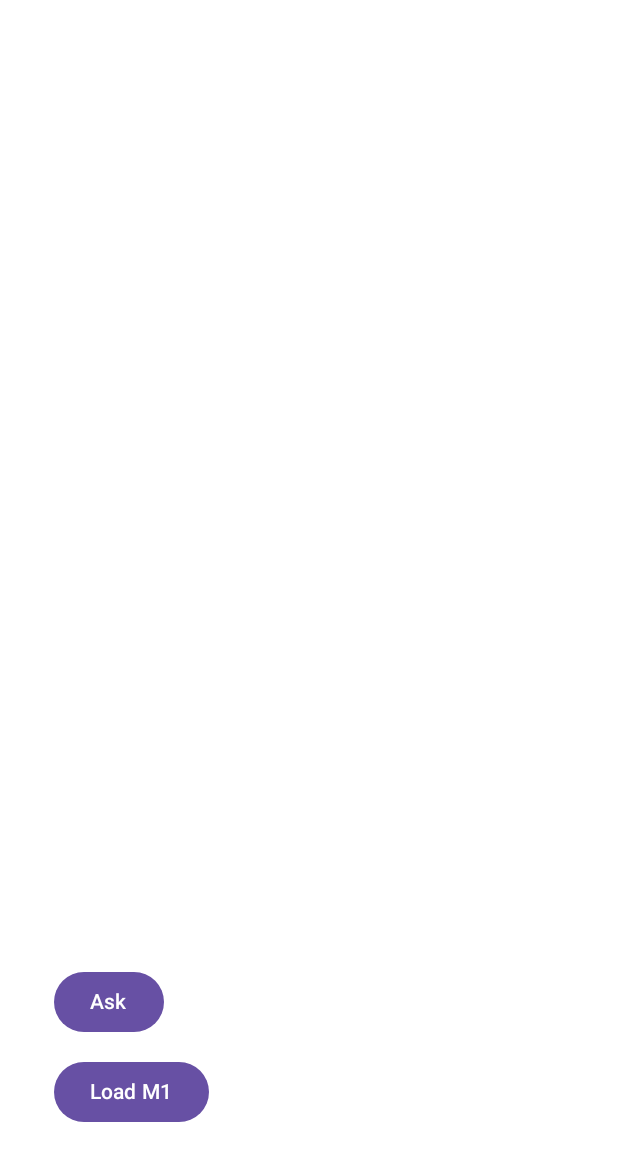
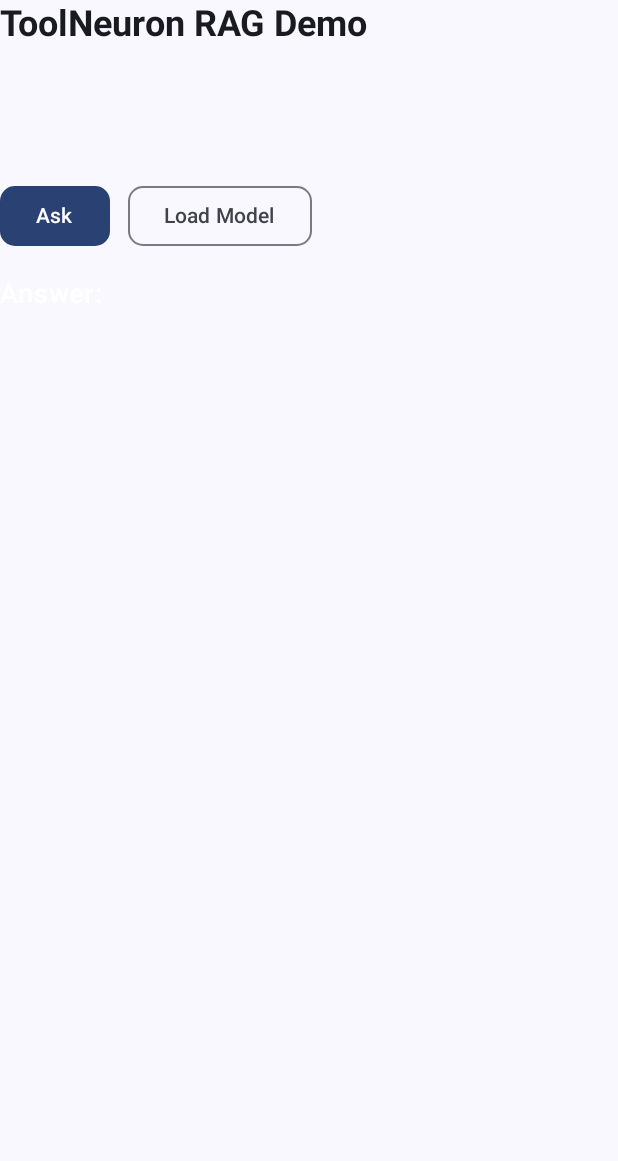
Before and after one commit to Siddhesh2377/Ai-Core, an Android app built with Jetpack Compose: the screen it shows after launch (MainActivity), on a phone screen of 412 x 824 dp. Shown: the top 1161 px of the screen. Run offline under Robolectric (Android 15) with nearby library versions, the phone set to English and light mode, and no system bars; 2 statements that could not run were skipped.

Commit message:
RAG in GGUF

```diff
--- a/app/src/main/java/com/mp/ai_core/MainActivity.kt
+++ b/app/src/main/java/com/mp/ai_core/MainActivity.kt
@@ -5,31 +5,24 @@ import android.util.Log
 import androidx.activity.ComponentActivity
 import androidx.activity.compose.setContent
 import androidx.activity.enableEdgeToEdge
-import androidx.compose.foundation.layout.Arrangement
-import androidx.compose.foundation.layout.Column
-import androidx.compose.foundation.layout.fillMaxSize
-import androidx.compose.foundation.layout.padding
+import androidx.compose.foundation.background
+import androidx.compose.foundation.layout.*
 import androidx.compose.foundation.rememberScrollState
+import androidx.compose.foundation.shape.RoundedCornerShape
 import androidx.compose.foundation.text.BasicTextField
 import androidx.compose.foundation.verticalScroll
-import androidx.compose.material3.Button
-import androidx.compose.material3.ExperimentalMaterial3Api
-import androidx.compose.material3.MaterialTheme
-import androidx.compose.material3.Text
-import androidx.compose.runtime.getValue
-import androidx.compose.runtime.mutableStateOf
-import androidx.compose.runtime.remember
-import androidx.compose.runtime.rememberCoroutineScope
-import androidx.compose.runtime.setValue
+import androidx.compose.material3.*
+import androidx.compose.runtime.*
+import androidx.compose.ui.Alignment
 import androidx.compose.ui.Modifier
+import androidx.compose.ui.graphics.Color
+import androidx.compose.ui.text.TextStyle
 import androidx.compose.ui.text.font.FontWeight
 import androidx.compose.ui.unit.dp
+import androidx.compose.ui.unit.sp
 import androidx.lifecycle.lifecycleScope
-import kotlinx.coroutines.CoroutineScope
-import kotlinx.coroutines.Dispatchers
-import kotlinx.coroutines.Job
-import kotlinx.coroutines.launch
-import kotlinx.coroutines.withContext
+import com.mp.ai_core.ui.theme.AiCoreTheme
+import kotlinx.coroutines.*
 import kotlin.math.sqrt
 
 class MainActivity : ComponentActivity() {
@@ -44,36 +37,48 @@ class MainActivity : ComponentActivity() {
         enableEdgeToEdge()
         initializeEmbeddings()
 
-
-
-        // init LLM (m1)
-
-
         setContent {
-            MaterialTheme {
+            AiCoreTheme{
                 var query by remember { mutableStateOf("") }
                 var answer by remember { mutableStateOf("") }
                 val scope = rememberCoroutineScope()
                 var job: Job? by remember { mutableStateOf(null) }
 
+                Scaffold {
                     Column(
                         modifier = Modifier
                             .fillMaxSize()
-                        .padding(36.dp)
+                            .padding(it)
                             .verticalScroll(rememberScrollState()),
-                    verticalArrangement = Arrangement.spacedBy(12.dp)
+                        verticalArrangement = Arrangement.spacedBy(16.dp)
                     ) {
+                        Text(
+                            text = "ToolNeuron RAG Demo",
+                            style = MaterialTheme.typography.headlineSmall.copy(
+                                fontWeight = FontWeight.Bold,
+                            )
+                        )
+
+                        // Query Box
                         BasicTextField(
                             value = query,
                             onValueChange = { query = it },
+                            textStyle = TextStyle(fontSize = 16.sp),
                             modifier = Modifier
-                            .fillMaxSize()
-                            .weight(1f)
+                                .fillMaxWidth()
+                                .height(56.dp)
+                                .padding(horizontal = 12.dp, vertical = 8.dp)
                         )
 
-                    Button(onClick = {
+                        // Buttons
+                        Row(
+                            horizontalArrangement = Arrangement.spacedBy(12.dp),
+                            verticalAlignment = Alignment.CenterVertically
+                        ) {
+                            Button(
+                                onClick = {
                                     if (query.isNotBlank()) {
-                            job?.cancel() // cancel previous stream if running
+                                        job?.cancel()
                                         answer = ""
                                         job = scope.launch {
                                             runRag(
@@ -87,15 +92,19 @@ class MainActivity : ComponentActivity() {
                                     } else {
                                         answer = "⚠️ Please enter a query"
                                     }
-                    }) {
+                                },
+                                shape = RoundedCornerShape(10.dp)
+                            ) {
                                 Text("Ask")
                             }
 
-                    Button(onClick = {
+                            OutlinedButton(
+                                onClick = {
                                     CoroutineScope(Dispatchers.IO).launch {
                                         val ok = native.initModel(
                                             path = m1,
-                                threads = Runtime.getRuntime().availableProcessors().coerceAtLeast(2) - 1,
+                                            threads = Runtime.getRuntime().availableProcessors()
+                                                .coerceAtLeast(2) - 1,
                                             gpuLayers = 10,
                                             useMMAP = true,
                                             useMLOCK = false,
@@ -107,11 +116,32 @@ class MainActivity : ComponentActivity() {
                                         )
                                         if (!ok) Log.e("AiCore", "Failed to init model at $m1")
                                     }
-                    }) {
-                        Text("Load M1")
+                                },
+                                shape = RoundedCornerShape(10.dp)
+                            ) {
+                                Text("Load Model")
+                            }
                         }
 
-                    Text(text = answer, fontWeight = FontWeight.Bold)
+                        // Answer Box
+                        Text(
+                            text = "Answer:",
+                            fontWeight = FontWeight.SemiBold,
+                            fontSize = 18.sp,
+                            color = Color.White
+                        )
+                        Box(
+                            modifier = Modifier
+                                .fillMaxWidth()
+                                .heightIn(min = 120.dp)
+                                .padding(12.dp)
+                        ) {
+                            Text(
+                                text = answer,
+                                fontSize = 16.sp,
+                            )
+                        }
+                    }
                 }
             }
         }
@@ -134,11 +164,10 @@ class MainActivity : ComponentActivity() {
             return null
         }
 
-        val topDocs = vectorStore.search(queryEmbedding, topK = 3)
+        val topDocs = vectorStore.search(queryEmbedding, topK = 5)
         val context = topDocs.joinToString("\n") { it.text }
         val prompt = "Use the following context to answer:\n$context\n\nQuestion: $query"
 
-        // 1️⃣ Ensure the text-gen model is loaded
         val ok = native.initModel(
             path = m1,
             threads = Runtime.getRuntime().availableProcessors().coerceAtLeast(2) - 1,
@@ -156,18 +185,16 @@ class MainActivity : ComponentActivity() {
             return null
         }
 
-        // 2️⃣ Generate streaming output
-        return  native.generateStreaming(
+        return native.generateStreaming(
             prompt = prompt,
             maxTokens = 512,
             uiScope = uiScope,
-            onStart = { onUpdate("") }, // clear previous text
+            onStart = { onUpdate("") },
             onGenerate = { token -> onUpdate(token) },
             onError = { err -> onError(err) },
             onDone = { onDone() }
         )
     }
-
 
     private fun initializeEmbeddings() {
         lifecycleScope.launch {
@@ -189,10 +216,30 @@ class MainActivity : ComponentActivity() {
 
     private suspend fun seedDocs() {
         val docs = listOf(
+            //My Life
+            "Rey Lost Her Leg Yesterday",
+            "Rey is a 25-year-old woman who lives in Bangalore.",
+            "Rey is an avid reader and loves to travel.",
+            "Rey has a dog named Max who she adores.",
+            "Rey works as a software engineer at a startup in Bangalore.",
+            "Rey lost her leg in a car accident yesterday.",
+            "Rey is currently recovering from her surgery.",
+
+            // Tech / AI
             "Android is an open-source operating system developed by Google.",
-            "RAG stands for Retrieval Augmented Generation.",
-            "Kotlin is officially supported for Android development.",
-            "Android is the King of the mobile OS world."
+            "RAG stands for Retrieval Augmented Generation, a method to ground LLMs with external knowledge.",
+            "Kotlin is officially supported for Android development and preferred for Jetpack Compose.",
+            "Tool-Neuron is an offline-first AI operating system for mobile, built around modular plugins.",
+
+            // Science
+            "Cells are the basic building blocks of life.",
+            "The sun is the star at the center of our solar system and provides energy for life on Earth.",
+            "Water is essential for all known forms of life, covering 71% of Earth's surface.",
+
+            // History / General Knowledge
+            "The printing press was invented by Johannes Gutenberg in the 15th century.",
+            "The Great Wall of China was built to protect against invasions and raids.",
+            "World War II lasted from 1939 to 1945 and involved most of the world’s nations."
         )
 
         docs.forEachIndexed { i, text ->
@@ -214,7 +261,7 @@ class VectorStore {
         docs.add(Doc(id, text, embedding))
     }
 
-    fun search(queryEmbedding: FloatArray, topK: Int = 3): List<Doc> {
+    fun search(queryEmbedding: FloatArray, topK: Int = 5): List<Doc> {
         return docs
             .map { it to cosineSimilarity(it.embedding, queryEmbedding) }
             .sortedByDescending { it.second }
```
Lines whose indentation alone changed are shown as unchanged.
